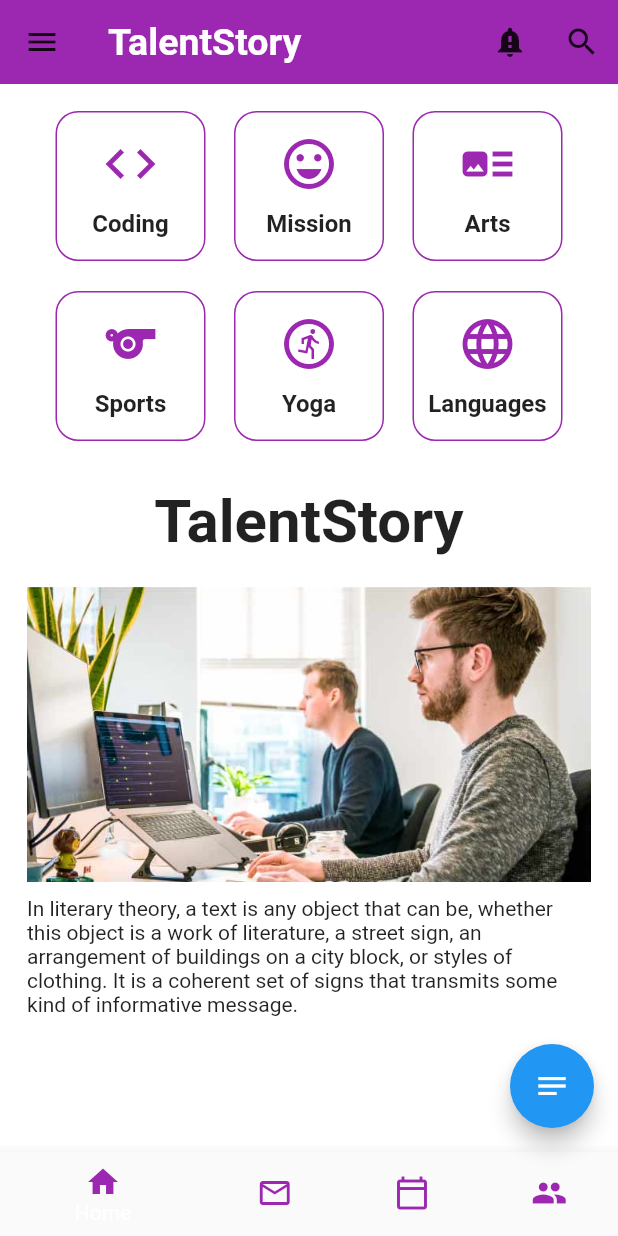
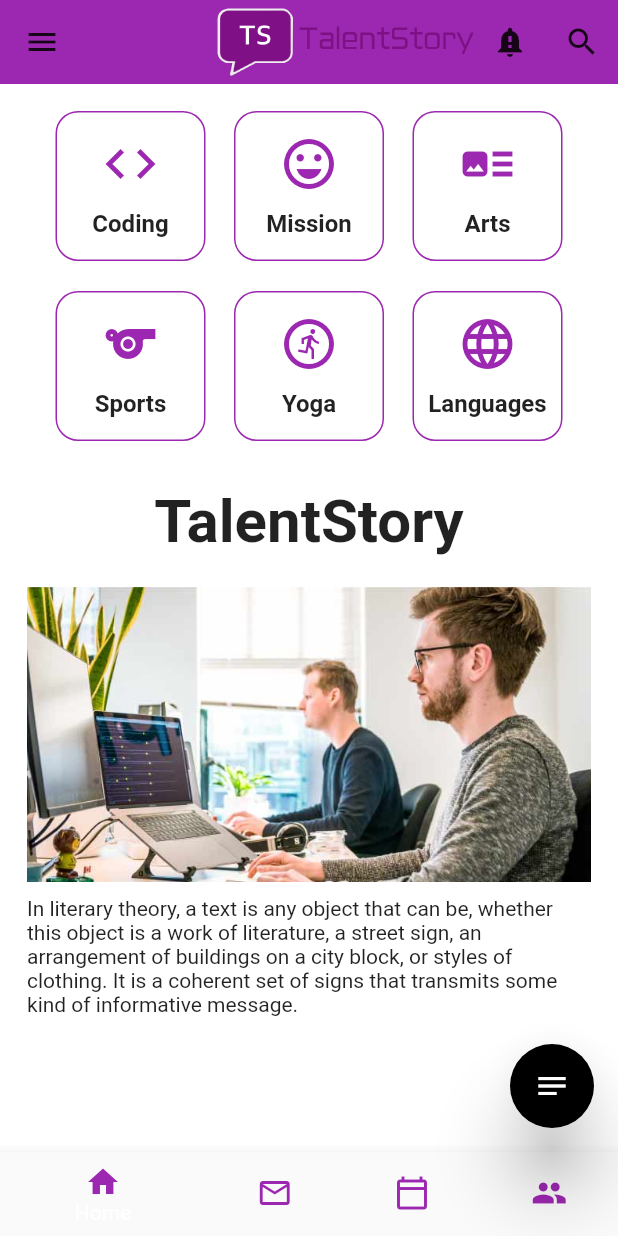
Before and after one commit to Arnab28122000/TalentStory, a Flutter app: the screen it shows after launch, after a tap on the "notes" icon, on a phone screen of 412 x 824 dp. Run offline on Flutter 3.47's test engine with Material 2 defaults, Android fonts, the phone set to English and light mode, and no system bars; our stand-ins replace firebase_auth, firebase_core, pinput, splashscreen; missing offline and left inert: flutter_multiselect; accounts and stored records are empty.

Commit message:
Modifying the screens

```diff
--- a/lib/Screen1.dart
+++ b/lib/Screen1.dart
@@ -94,13 +94,15 @@ class _UIAnimState extends State<UIAnim> with SingleTickerProviderStateMixin {
             ),
             appBar: AppBar(
               backgroundColor: Colors.purple,
-              title: Text('TalentStory',
-                  style: TextStyle(
-                      fontSize: 25,
-                      fontWeight: FontWeight.bold,
-                      color: Colors.white)),
+              // title: Text('TalentStory',
+              //     style: TextStyle(
+              //         fontSize: 25,
+              //         fontWeight: FontWeight.bold,
+              //         color: Colors.white)),
+
               //centerTitle: true,
               actions: <Widget>[
+                Image.asset('Assets/logos/logo.png'),
                 IconButton(
                   icon: Icon(Icons.notification_important),
                   color: Colors.black87,
@@ -120,7 +122,10 @@ class _UIAnimState extends State<UIAnim> with SingleTickerProviderStateMixin {
               ),
             ),
             floatingActionButton: FloatingActionButton(
-                onPressed: () {}, child: Icon(Icons.notes)),
+                backgroundColor: Colors.black,
+                elevation: 20,
+                onPressed: () {},
+                child: Icon(Icons.notes)),
             body: Container(
                 //margin: EdgeInsets.only(top: 5),
                 width: MediaQuery.of(context).size.width,
--- a/lib/Splash.dart
+++ b/lib/Splash.dart
@@ -7,13 +7,14 @@ class splash extends StatelessWidget {
   Widget build(BuildContext context) {
     return SplashScreen(
       navigateAfterSeconds: UIAnim(),
-      seconds: 4,
+      seconds: 8,
       image: Image.asset(
         'Assets/logos/logo.png',
       ),
       loaderColor: Colors.purple,
-      photoSize: 150,
+      photoSize: 220,
       backgroundColor: Colors.black87,
+      //imageBackground: ,
     );
   }
 }
--- a/pubspec.yaml
+++ b/pubspec.yaml
@@ -55,6 +55,8 @@ flutter:
    - Assets/logos/google.jpg
    - Assets/Pics/IT.jpg
    - Assets/logos/logo.png
+   - Assets/Pics/Girl.jpg
+   - Assets/Pics/comb.jpg
 
   fonts:
     - family: OpenSans
```
Also changed, not shown: Assets/Pics/comb.jpg (added).
